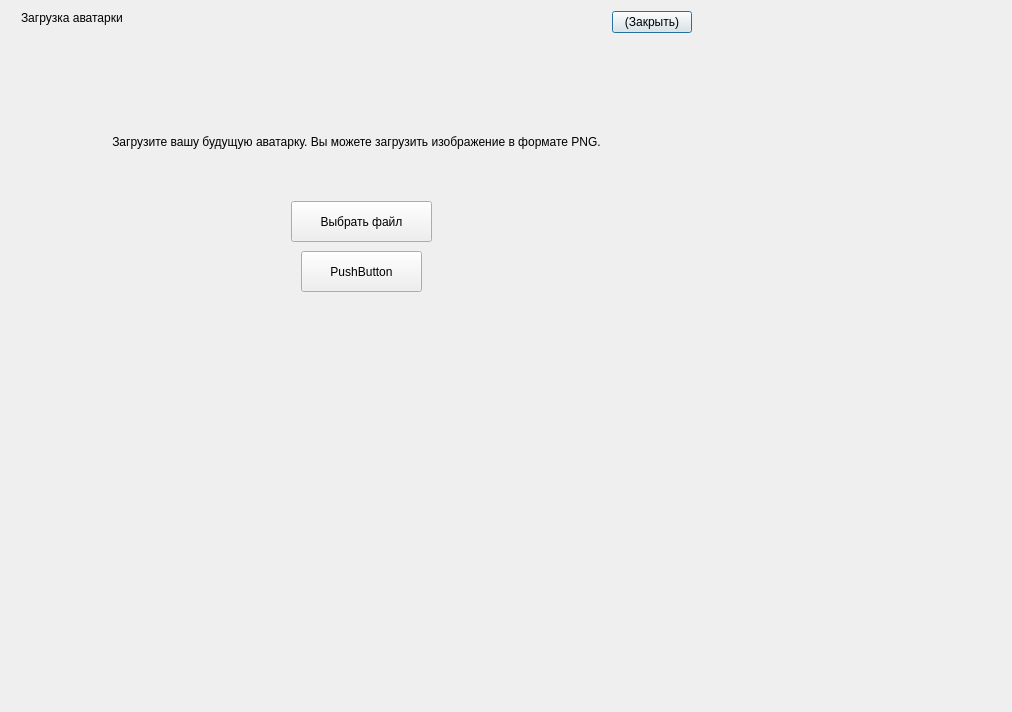
Old version of the form ui/avatareditor.ui in the repository Korostast/chat-database-project.
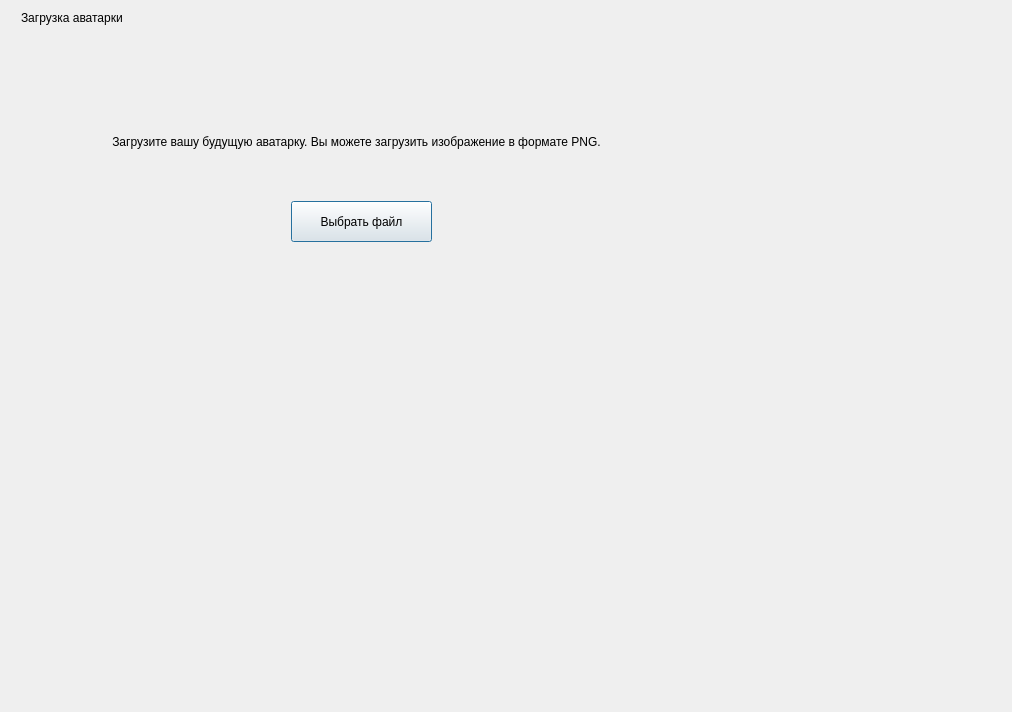
New version of the form. The open tabs and pages were chosen to show the change. Custom widgets are drawn as their Qt base class.

```diff
--- a/ui/avatareditor.ui
+++ b/ui/avatareditor.ui
@@ -64,13 +64,6 @@
           </property>
          </widget>
         </item>
-        <item alignment="Qt::AlignRight|Qt::AlignTop">
-         <widget class="QPushButton" name="pushButton_4">
-          <property name="text">
-           <string>(Закрыть)</string>
-          </property>
-         </widget>
-        </item>
        </layout>
       </widget>
       <widget class="QLabel" name="label_3">
@@ -108,19 +101,6 @@
         <string>Выбрать файл</string>
        </property>
       </widget>
-      <widget class="QPushButton" name="pushButton_3">
-       <property name="geometry">
-        <rect>
-         <x>290</x>
-         <y>240</y>
-         <width>121</width>
-         <height>41</height>
-        </rect>
-       </property>
-       <property name="text">
-        <string>PushButton</string>
-       </property>
-      </widget>
      </widget>
      <widget class="QWidget" name="editor_page">
       <widget class="QPushButton" name="pushButton">
```
Left out of the diff: 2 changed lines with no effect on the pictures.
